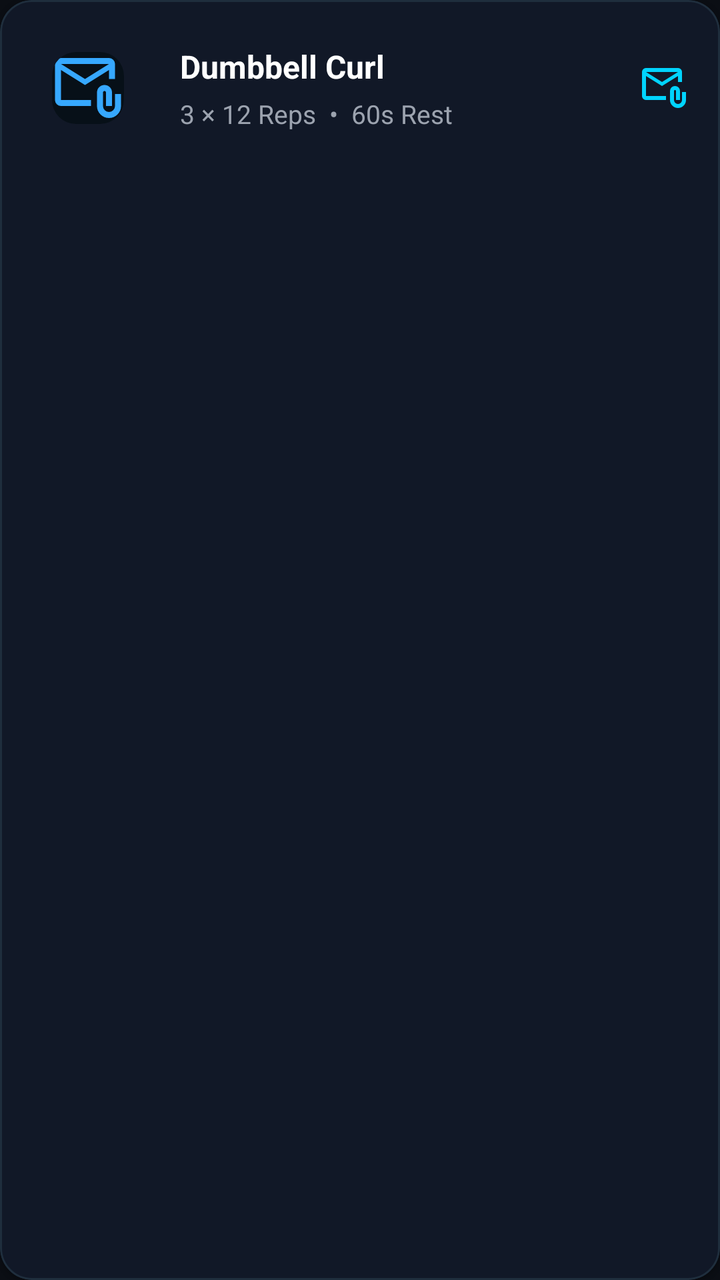
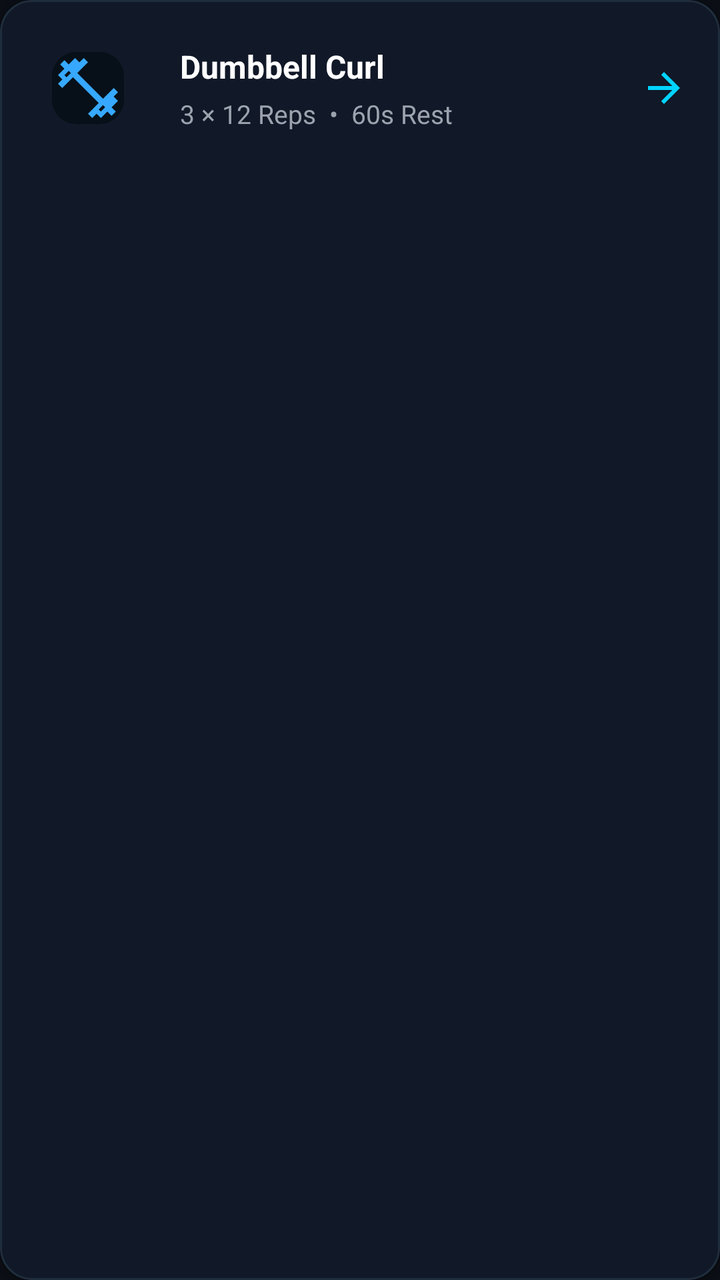

The first picture is an Android layout as it rendered before a commit; the second is the same layout after the commit. The layout source and the unified diff follow.
<!-- AndroidManifest.xml: application theme Theme.FitSync -->
<!-- res/layout/item_routine_exercise.xml -->
<?xml version="1.0" encoding="utf-8"?>
<com.google.android.material.card.MaterialCardView
xmlns:android="http://schemas.android.com/apk/res/android"
xmlns:app="http://schemas.android.com/apk/res-auto"
android:layout_width="match_parent"
android:layout_height="wrap_content"
android:layout_marginBottom="10dp"
app:cardBackgroundColor="#111827"
app:cardCornerRadius="16dp"
app:strokeWidth="1dp"
app:strokeColor="#1F2E3D"
android:clickable="true"
android:focusable="true"
android:foreground="?android:attr/selectableItemBackground">

<RelativeLayout
    android:layout_width="match_parent"
    android:layout_height="wrap_content"
    android:padding="12dp">

    <com.google.android.material.imageview.ShapeableImageView
        android:id="@+id/imgExerciseThumb"
        android:layout_width="64dp"
        android:layout_height="64dp"
        android:src="@drawable/ic_mail"
        android:scaleType="centerCrop"
        android:background="#071018"
        android:padding="14dp"
        app:tint="#36A8FF"
        android:layout_alignParentStart="true"
        android:layout_centerVertical="true"
        app:shapeAppearanceOverlay="@style/ShapeAppearance.Material3.Corner.Medium"/>

    
    <LinearLayout
        android:layout_width="wrap_content"
        android:layout_height="wrap_content"
        android:orientation="vertical"
        android:layout_toEndOf="@id/imgExerciseThumb"
        android:layout_toStartOf="@id/imgRoutineActionIndicator"
        android:layout_marginStart="14dp"
        android:layout_centerVertical="true">

        <TextView
            android:id="@+id/tvExerciseRoutineName"
            android:layout_width="wrap_content"
            android:layout_height="wrap_content"
            android:text="Dumbbell Curl"
            android:textColor="@color/white"
            android:textSize="16sp"
            android:textStyle="bold"/>

        <TextView
            android:id="@+id/tvExerciseRoutineSpecs"
            android:layout_width="wrap_content"
            android:layout_height="wrap_content"
            android:text="3 × 12 Reps  •  60s Rest"
            android:textColor="#9CA3AF"
            android:textSize="13sp"
            android:layout_marginTop="4dp"/>
    </LinearLayout>

    
    <ImageView
        android:id="@+id/imgRoutineActionIndicator"
        android:layout_width="24dp"
        android:layout_height="24dp"
        android:src="@drawable/ic_mail"
        app:tint="#00D4FF"
        android:layout_alignParentEnd="true"
        android:layout_centerVertical="true"
        android:layout_marginEnd="4dp"/>

</RelativeLayout>
</com.google.android.material.card.MaterialCardView>
<!-- resources referenced by this layout -->
<resources>
  <color name="white">#FFFFFF</color>
  <!-- drawable ic_mail (drawable) -->
  <vector xmlns:android="http://schemas.android.com/apk/res/android" android:height="24dp" android:tint="#5A7185" android:viewportHeight="960" android:viewportWidth="960" android:width="24dp">
        
      <path android:fillColor="@android:color/white" android:pathData="M440,440L120,240L120,640Q120,640 120,640Q120,640 120,640L520,640L520,720L120,720Q87,720 63.5,696.5Q40,673 40,640L40,160Q40,127 63.5,103.5Q87,80 120,80L760,80Q793,80 816.5,103.5Q840,127 840,160L840,360L760,360L760,240L440,440ZM440,360L760,160L120,160L440,360ZM760,880Q694,880 647,833Q600,786 600,720L600,540Q600,498 629,469Q658,440 700,440Q742,440 771,469Q800,498 800,540L800,720L720,720L720,540Q720,532 714,526Q708,520 700,520Q692,520 686,526Q680,532 680,540L680,720Q680,753 703.5,776.5Q727,800 760,800Q793,800 816.5,776.5Q840,753 840,720L840,560L920,560L920,720Q920,786 873,833Q826,880 760,880ZM120,240L120,160L120,160L120,240L120,640Q120,640 120,640Q120,640 120,640L120,640L120,540Q120,482 120,441Q120,400 120,400L120,400L120,240Z"/>
      
  </vector>
  <style name="ShapeAppearance.Material3.Corner.Medium" parent="ShapeAppearance.Material3.SmallComponent">
          <item name="cornerSize">12dp</item>
      </style>
  <style name="Theme.FitSync" parent="Theme.MaterialComponents.DayNight.NoActionBar">
  
          <item name="colorPrimary">#00E5FF</item> <item name="colorPrimaryVariant">#00B0FF</item>
          <item name="colorOnPrimary">#FFFFFF</item>
  
          <item name="android:windowBackground">#0B0E14</item>
          <item name="android:statusBarColor">#0B0E14</item>
  
          <item name="materialButtonStyle">@style/Widget.FitSync.Button</item>
      </style>
  <style name="Widget.FitSync.Button" parent="Widget.MaterialComponents.Button">
          <item name="backgroundTint">@null</item>
      </style>
</resources>

<!-- the commit's change to res/layout/item_routine_exercise.xml (unified diff, before → after) -->
@@ -22,7 +22,7 @@ android:foreground="?android:attr/selectableItemBackground">
         android:id="@+id/imgExerciseThumb"
         android:layout_width="64dp"
         android:layout_height="64dp"
-        android:src="@drawable/ic_mail"
+        android:src="@drawable/ic_fitness_center"
         android:scaleType="centerCrop"
         android:background="#071018"
         android:padding="14dp"
@@ -65,7 +65,7 @@ android:foreground="?android:attr/selectableItemBackground">
         android:id="@+id/imgRoutineActionIndicator"
         android:layout_width="24dp"
         android:layout_height="24dp"
-        android:src="@drawable/ic_mail"
+        android:src="@drawable/ic_arrow_forward"
         app:tint="#00D4FF"
         android:layout_alignParentEnd="true"
         android:layout_centerVertical="true"
<!-- resource entries referenced after the edit -->
@@ -1,11 +1,27 @@
 <!-- resources referenced by this layout -->
 <resources>
   <color name="white">#FFFFFF</color>
-  <!-- drawable ic_mail (drawable) -->
-  <vector xmlns:android="http://schemas.android.com/apk/res/android" android:height="24dp" android:tint="#5A7185" android:viewportHeight="960" android:viewportWidth="960" android:width="24dp">
-        
-      <path android:fillColor="@android:color/white" android:pathData="M440,440L120,240L120,640Q120,640 120,640Q120,640 120,640L520,640L520,720L120,720Q87,720 63.5,696.5Q40,673 40,640L40,160Q40,127 63.5,103.5Q87,80 120,80L760,80Q793,80 816.5,103.5Q840,127 840,160L840,360L760,360L760,240L440,440ZM440,360L760,160L120,160L440,360ZM760,880Q694,880 647,833Q600,786 600,720L600,540Q600,498 629,469Q658,440 700,440Q742,440 771,469Q800,498 800,540L800,720L720,720L720,540Q720,532 714,526Q708,520 700,520Q692,520 686,526Q680,532 680,540L680,720Q680,753 703.5,776.5Q727,800 760,800Q793,800 816.5,776.5Q840,753 840,720L840,560L920,560L920,720Q920,786 873,833Q826,880 760,880ZM120,240L120,160L120,160L120,240L120,640Q120,640 120,640Q120,640 120,640L120,640L120,540Q120,482 120,441Q120,400 120,400L120,400L120,240Z"/>
-      
+  <!-- drawable ic_arrow_forward (drawable) -->
+  <vector xmlns:android="http://schemas.android.com/apk/res/android"
+      android:width="24dp"
+      android:height="24dp"
+      android:viewportWidth="24"
+      android:viewportHeight="24"
+      android:tint="?attr/colorControlNormal">
+      <path
+          android:fillColor="@android:color/white"
+          android:pathData="M12,4l-1.41,1.41L16.17,11H4v2h12.17l-5.58,5.59L12,20l8,-8z"/>
+  </vector>
+  <!-- drawable ic_fitness_center (drawable) -->
+  <vector xmlns:android="http://schemas.android.com/apk/res/android"
+      android:width="24dp"
+      android:height="24dp"
+      android:viewportWidth="24"
+      android:viewportHeight="24"
+      android:tint="?attr/colorControlNormal">
+      <path
+          android:fillColor="@android:color/white"
+          android:pathData="M20.57,14.86L22,13.43L20.57,12L17,15.57L8.43,7L12,3.43L10.57,2L9.14,3.43L7.71,2L5.57,4.14L4.14,2.71L2.71,4.14L4.14,5.57L2,7.71L3.43,9.14L2,10.57L3.43,12L7,8.43L15.57,17L12,20.57L13.43,22L14.86,20.57L16.29,22L18.43,19.86L19.86,21.29L21.29,19.86L19.86,18.43L22,16.29L20.57,14.86ZM6.29,7L4.86,8.43L4.14,7.71L5.57,6.29L6.29,7ZM17,17.71L17.71,18.43L16.29,19.86L15.57,19.14L17,17.71Z"/>
   </vector>
   <style name="ShapeAppearance.Material3.Corner.Medium" parent="ShapeAppearance.Material3.SmallComponent">
           <item name="cornerSize">12dp</item>
